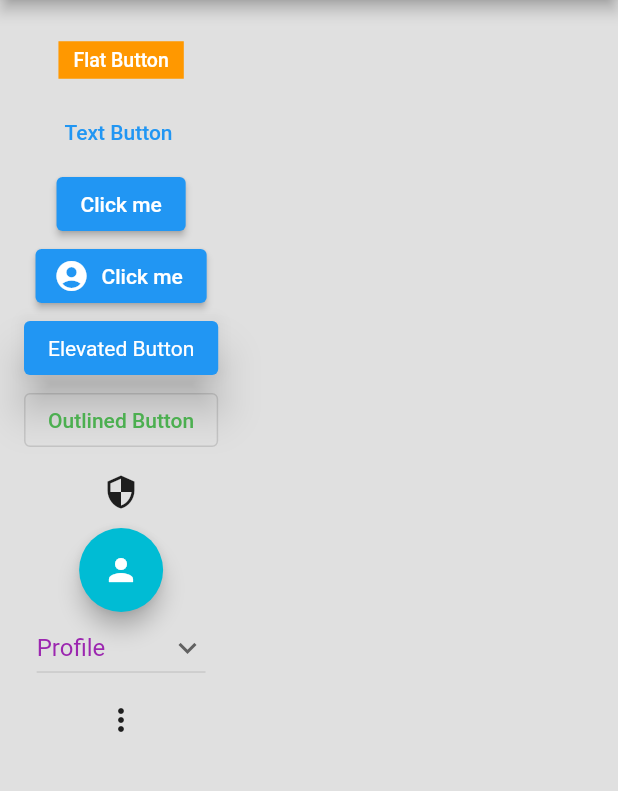
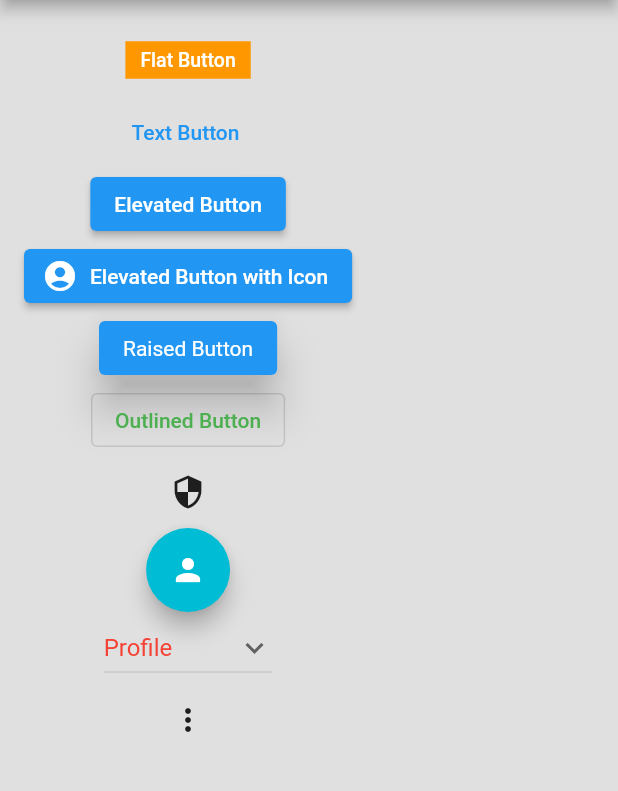
Before and after one commit to MSSohan/flutter_button_widget, a Flutter app: the screen it shows after launch, on a phone screen of 412 x 824 dp, the part 84-875 px from its top. Run offline on Flutter 3.47's test engine with Material 2 defaults, Android fonts, the phone set to English and light mode, and no system bars.

Commit message:
all button widget done

```diff
--- a/lib/main.dart
+++ b/lib/main.dart
@@ -69,14 +69,14 @@ class _MyAppState extends State<MyApp> {
 
               ElevatedButton(
                   onPressed: (){print("onPressed");},
-                  child: const Text('Click me')
+                  child: const Text('Elevated Button')
               ),
 
 
               ElevatedButton.icon(
                 icon: const Icon(Icons.account_circle),
                 onPressed: (){print("onPressed");},
-                label: const Text('Click me'),
+                label: const Text('Elevated Button with Icon'),
               ),
 
 
@@ -87,7 +87,7 @@ class _MyAppState extends State<MyApp> {
                 style: ElevatedButton.styleFrom(
                     elevation: 12.0,
                     textStyle: const TextStyle(color: Colors.white)),
-                child: const Text('Elevated Button'),
+                child: const Text('Raised Button'),
               ),
 
 
@@ -126,7 +126,7 @@ class _MyAppState extends State<MyApp> {
                     child: Text(
                     items,
                     style: const TextStyle(
-                    color: Colors.purple,
+                    color: Colors.red,
                       ),
                      ),
                     );
```
